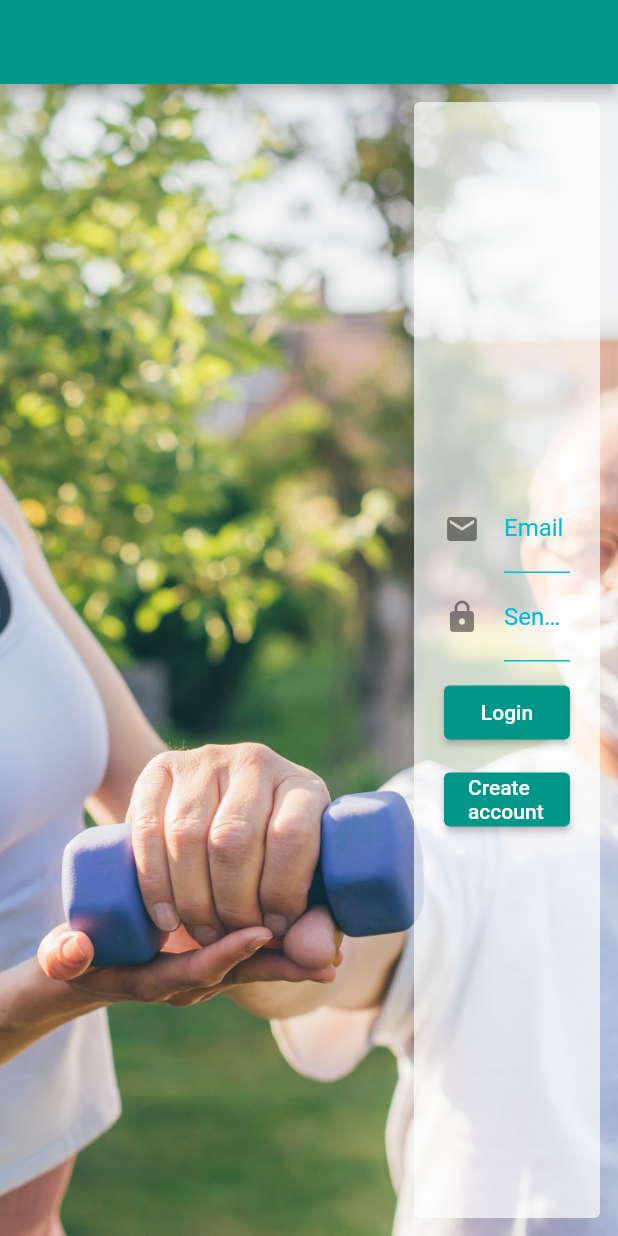
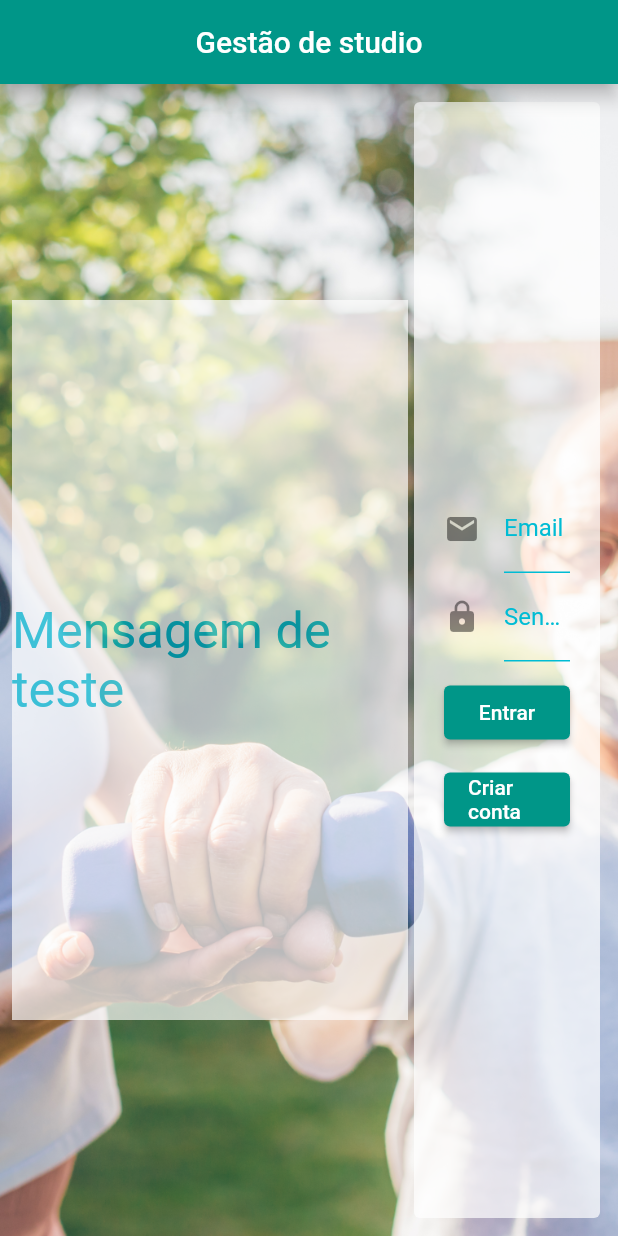
Before and after one commit to plucenio/flutter_firebase_authentication, a Flutter app: the screen it shows after launch, on a phone screen of 412 x 824 dp. Run offline on Flutter 3.47's test engine with Material 2 defaults, Android fonts, the light colour scheme and no system bars; our stand-ins replace dartz, firebase_auth, flutter_modular, google_fonts; accounts and stored records are empty.

Commit message:
Animation tests.

```diff
--- a/lib/app_widget.dart
+++ b/lib/app_widget.dart
@@ -1,5 +1,6 @@
 import 'package:flutter/material.dart';
 import 'package:flutter_modular/flutter_modular.dart';
+import 'package:google_fonts/google_fonts.dart';
 
 class AppWidget extends StatelessWidget {
   @override
@@ -9,6 +10,12 @@ class AppWidget extends StatelessWidget {
       theme: ThemeData(
         primarySwatch: Colors.teal,
         secondaryHeaderColor: Colors.cyan,
+        textTheme: Theme.of(context).textTheme.copyWith(
+              bodyText2: Theme.of(context).textTheme.bodyText2.copyWith(
+                    color: Colors.cyan,
+                  ),
+            ),
+        fontFamily: GoogleFonts.roboto().fontFamily,
       ),
     ).modular();
   }
--- a/lib/features/authentication/presentation/pages/login_page.dart
+++ b/lib/features/authentication/presentation/pages/login_page.dart
@@ -10,20 +10,37 @@ class LoginPage extends StatefulWidget {
   _LoginPageState createState() => _LoginPageState();
 }
 
-class _LoginPageState extends State<LoginPage> {
+class _LoginPageState extends State<LoginPage>
+    with SingleTickerProviderStateMixin {
   var emailController = TextEditingController();
   var passwordController = TextEditingController();
+  AnimationController animationController;
+
   @override
   void initState() {
     super.initState();
     emailController.clear();
     passwordController.clear();
+    animationController =
+        AnimationController(vsync: this, duration: Duration(seconds: 3));
+    animationController.repeat(reverse: true);
   }
 
   @override
   Widget build(BuildContext context) {
+    var sizeAnimation = SizeTween(begin: Size(450, 450), end: Size(500, 500))
+        .animate(animationController);
+    var sizeTextAnimation =
+        Tween(begin: 2.25, end: 2.5).animate(animationController);
+    var opacityAnimation =
+        Tween(begin: 0.5, end: 0.8).animate(animationController);
+    final _formKey = GlobalKey<FormState>();
     return Scaffold(
-      appBar: AppBar(),
+      appBar: AppBar(
+        title: Text("Gestão de studio"),
+        centerTitle: true,
+        elevation: 5,
+      ),
       body: Container(
         decoration: BoxDecoration(
           image: DecorationImage(
@@ -37,7 +54,37 @@ class _LoginPageState extends State<LoginPage> {
             children: [
               Flexible(
                 flex: 2,
-                child: Container(),
+                fit: FlexFit.tight,
+                child: Center(
+                  child: AnimatedBuilder(
+                    animation: sizeAnimation,
+                    builder: (context, snapshot) {
+                      return AnimatedBuilder(
+                        animation: opacityAnimation,
+                        builder: (context, snapshot) {
+                          return Opacity(
+                            opacity: opacityAnimation.value,
+                            child: Container(
+                              child: Center(
+                                  child: Text(
+                                "Mensagem de teste",
+                                style: TextStyle(
+                                    fontSize: Theme.of(context)
+                                            .textTheme
+                                            .bodyText1
+                                            .fontSize *
+                                        sizeTextAnimation.value),
+                              )),
+                              color: Colors.white,
+                              height: sizeAnimation.value.height,
+                              width: sizeAnimation.value.width,
+                            ),
+                          );
+                        },
+                      );
+                    },
+                  ),
+                ),
               ),
               Flexible(
                 flex: 1,
@@ -47,13 +94,16 @@ class _LoginPageState extends State<LoginPage> {
                   child: Center(
                     child: Padding(
                       padding: const EdgeInsets.all(20.0),
+                      child: Form(
+                        key: _formKey,
                         child: Column(
                           mainAxisAlignment: MainAxisAlignment.center,
                           crossAxisAlignment: CrossAxisAlignment.stretch,
                           children: <Widget>[
                             TextFormField(
                               controller: emailController,
-                            autovalidateMode: AutovalidateMode.always,
+                              autovalidateMode:
+                                  AutovalidateMode.onUserInteraction,
                               decoration: InputDecoration(
                                 icon: Icon(Icons.email),
                                 labelText: 'Email',
@@ -62,12 +112,12 @@ class _LoginPageState extends State<LoginPage> {
                                 ),
                                 enabledBorder: UnderlineInputBorder(
                                   borderSide: BorderSide(
-                                    color:
-                                        Theme.of(context).secondaryHeaderColor),
+                                      color: Theme.of(context)
+                                          .secondaryHeaderColor),
                                 ),
                               ),
                               validator: (String value) {
-                              return value.length > 0 &&
+                                return value.isEmpty ||
                                         (!value.contains('@') ||
                                             !value.contains('.com'))
                                     ? 'Email inválido'
@@ -75,6 +125,7 @@ class _LoginPageState extends State<LoginPage> {
                               },
                             ),
                             TextFormField(
+                              obscureText: true,
                               controller: passwordController,
                               decoration: InputDecoration(
                                 icon: Icon(Icons.lock),
@@ -84,14 +135,15 @@ class _LoginPageState extends State<LoginPage> {
                                 ),
                                 enabledBorder: UnderlineInputBorder(
                                   borderSide: BorderSide(
-                                    color:
-                                        Theme.of(context).secondaryHeaderColor),
+                                      color: Theme.of(context)
+                                          .secondaryHeaderColor),
                                 ),
                               ),
                             ),
                             const SizedBox(height: 10),
                             ElevatedButton(
                               onPressed: () async {
+                                if (_formKey.currentState.validate()) {
                                   (await Modular.get<
                                               IFirebaseAuthenticationUsecase>()
                                           .signInWithEmailAndPassword(
@@ -99,7 +151,8 @@ class _LoginPageState extends State<LoginPage> {
                                               passwordController.text))
                                       .fold(
                                     (l) {
-                                  ScaffoldMessenger.of(context).showSnackBar(
+                                      ScaffoldMessenger.of(context)
+                                          .showSnackBar(
                                         SnackBar(
                                           content: Text(l.message),
                                           backgroundColor: Colors.red,
@@ -112,17 +165,19 @@ class _LoginPageState extends State<LoginPage> {
                                       );
                                     },
                                   );
+                                }
                               },
-                            child: Text("Login"),
+                              child: Text("Entrar"),
                             ),
                             const SizedBox(height: 10),
                             ElevatedButton(
                               onPressed: () async {
                                 Modular.to.pushNamed(CreateAccountPage.route);
                               },
-                            child: Text("Create account"),
+                              child: Text("Criar conta"),
                             )
                           ],
+                        ),
                       ),
                     ),
                   ),
--- a/pubspec.yaml
+++ b/pubspec.yaml
@@ -30,6 +30,7 @@ dependencies:
   firebase_core: ^1.0.1
   firebase_core_web: ^1.0.1
   flutter_modular: ^3.0.1
+  google_fonts: ^2.0.0
 
 dev_dependencies:
   flutter_test:
```
Also changed, not shown: pubspec.lock, 1 other file. Lines whose indentation alone changed are shown as unchanged.
